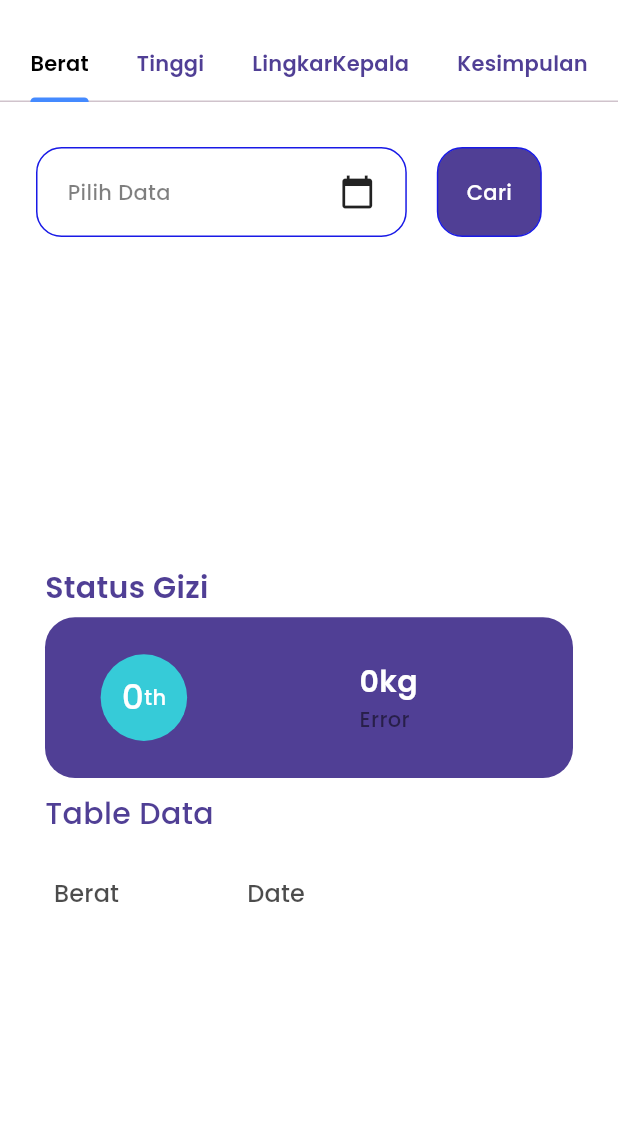
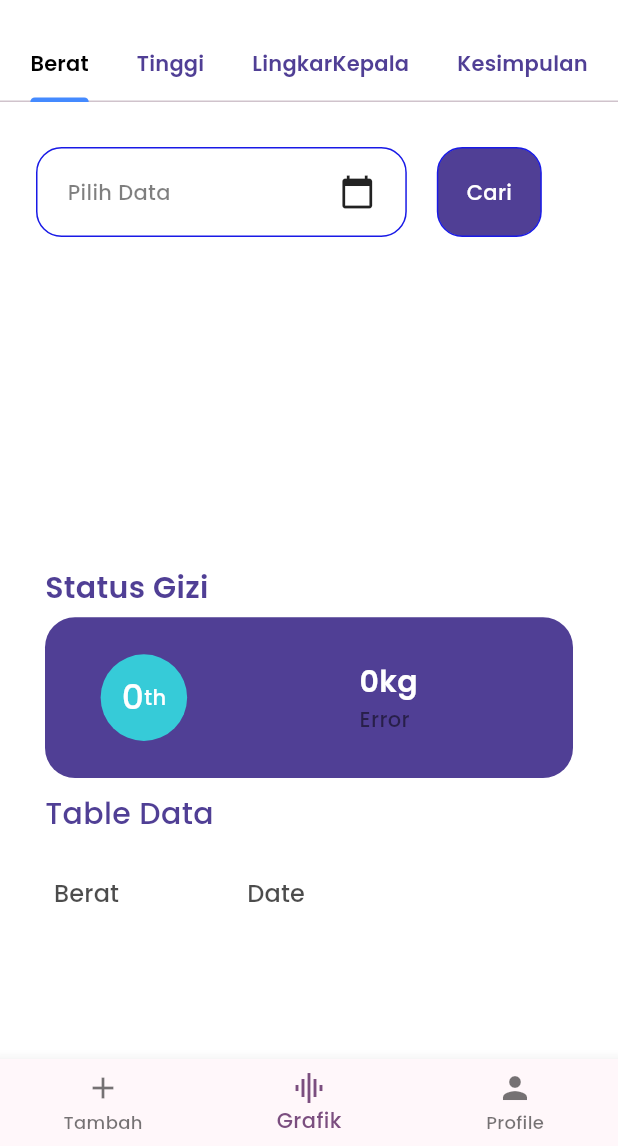
Before and after one commit to nandaarafi/nutribaby_app, a Flutter app: the ChartScreen screen opened by its route, on a phone screen of 412 x 824 dp, the part 90-1236 px from its top. Run offline on Flutter 3.47's test engine with Material 3 defaults, Android fonts, the light colour scheme and no system bars; drawn by our look-alikes of data_table_2; our stand-ins replace bloc, cloud_firestore, equatable, firebase_auth, firebase_core, firebase_database and 7 more; missing offline and left inert: ficonsax; accounts and stored records are empty.

Commit message:
feat: nav_bar raw

```diff
--- a/lib/core/routes/constants.dart
+++ b/lib/core/routes/constants.dart
@@ -14,7 +14,7 @@ class Routes{
   static const profileDetailsNamedPage = 'details';
   static const settingsNamedPage = '/settings';
   static const loadingNamedPage = '/loading';
-  static const forgetPassPage = '/forget';
+  static const forgetPassPage = '/forgot-pass';
 
 
   static Widget errorWidget(BuildContext context, GoRouterState state) =>
--- /dev/null
+++ b/lib/core/routes/nav_bar_screen.dart
@@ -0,0 +1,87 @@
+import 'package:flutter/cupertino.dart';
+import 'package:flutter/material.dart';
+import 'package:go_router/go_router.dart';
+import 'package:iconsax/iconsax.dart';
+import 'package:ficonsax/ficonsax.dart';
+import 'package:nutribaby_app/core/constants/colors.dart';
+
+
+class ScaffoldWithNavBar extends StatelessWidget {
+  /// Constructs an [ScaffoldWithNavBar].
+  const ScaffoldWithNavBar({
+    required this.child,
+    super.key,
+  });
+  final Widget child;
+
+  @override
+  Widget build(BuildContext context) {
+    List<IconData> iconsBefore = [
+      IconsaxOutline.home,
+      IconsaxOutline.shop,
+      IconsaxOutline.heart,
+      IconsaxOutline.profile_circle,
+    ];
+    List<IconData> iconsAfter = [
+      IconsaxBold.home,
+      IconsaxBold.shop,
+      IconsaxBold.heart,
+      IconsaxBold.profile_circle,
+    ];
+    List<String> labelIcon = [
+      "Home",
+      "Shop",
+      "Favorite",
+      "Profile",
+    ];
+    return Scaffold(
+      body: child,
+      bottomNavigationBar: BottomNavigationBar(
+        items: const <BottomNavigationBarItem>[
+          BottomNavigationBarItem(
+            backgroundColor: Colors.white,
+            icon: Icon(Icons.add),
+            label: 'Tambah',
+          ),
+          BottomNavigationBarItem(
+            backgroundColor: Colors.white,
+            icon: Icon(Icons.graphic_eq),
+            label: 'Grafik',
+          ),
+          BottomNavigationBarItem(
+            backgroundColor: Colors.white,
+            icon: Icon(Icons.person),
+            label: 'Profile',
+          ),
+        ],
+        currentIndex: _calculateSelectedIndex(context),
+        onTap: (int idx) => _onItemTapped(idx, context),
+      ),
+    );
+  }
+
+  static int _calculateSelectedIndex(BuildContext context) {
+    final String location = GoRouterState.of(context).uri.path;
+    if (location.startsWith('/add')) {
+      return 0;
+    }
+    if (location.startsWith('/grafik')) {
+      return 1;
+    }
+    if (location.startsWith('/profile')) {
+      return 2;
+    }
+    return 0;
+  }
+
+  void _onItemTapped(int index, BuildContext context) {
+    switch (index) {
+      case 0:
+        GoRouter.of(context).go('/add');
+      case 1:
+        GoRouter.of(context).go('/grafik');
+      case 2:
+        GoRouter.of(context).go('/profile');
+    }
+  }
+}
--- a/lib/core/routes/routes.dart
+++ b/lib/core/routes/routes.dart
@@ -13,43 +13,70 @@ import '../../features/home/presentation/screen/add_health_data_screen.dart';
 import '../errors/routes_error.dart';
 import 'constants.dart';
 import 'cubit/navigation_cubit.dart';
+import 'nav_bar_screen.dart';
 
 class AppRouter {
 
-  static final _rootNavigatorKey = GlobalKey<NavigatorState>();
+  static final GlobalKey<NavigatorState> _rootNavigatorKey = GlobalKey<NavigatorState>(debugLabel: 'root');
+  static final GlobalKey<NavigatorState> _shellNavigatorKey = GlobalKey<NavigatorState>(debugLabel: 'shell');
 
   static final GoRouter _router = GoRouter(
     initialLocation: Routes.signInNamedPage,
     debugLogDiagnostics: true,
     navigatorKey: _rootNavigatorKey,
     routes: [
-      GoRoute(
-        path: Routes.signInNamedPage,
-        // builder: (BuildContext context, GoRouterState state) => const LoginScreen()
-        builder: (BuildContext context, GoRouterState state) =>  LoginScreen()
-        //   return LoginPage();
-        // },
+      ShellRoute(
+          navigatorKey: _shellNavigatorKey,
+          builder: (context, state, child) {
+            return ScaffoldWithNavBar(child: child);
+          },
+          routes: <RouteBase>[
+          GoRoute(
+            path: '/add',
+            parentNavigatorKey: _shellNavigatorKey,
+            pageBuilder: (BuildContext context, GoRouterState state){
+              return NoTransitionPage(
+                  child: AddHealthScreen()
+              );
+            }
+          ),
+          GoRoute(
+            path: '/grafik',
+            parentNavigatorKey: _shellNavigatorKey,
+            pageBuilder: (BuildContext context, GoRouterState state){
+              return NoTransitionPage(
+              child: ChartScreen());
+  }
+          ),
+          GoRoute(
+            path: '/profile',
+            parentNavigatorKey: _shellNavigatorKey,
+            pageBuilder: (BuildContext context, GoRouterState state) {
+              return  NoTransitionPage(
+                child: Scaffold(
+                  body: Center(child: ElevatedButton(
+                      onPressed:() {}, child: Text("Logout"))),
+                ),
+              );
+            }
+          ),
+        ]
       ),
       GoRoute(
-        path: Routes.signUpNamedPage,
-        builder: (BuildContext context, GoRouterState state) => const SignUpScreen()
-        //   return HomePage();
-        // },
+        path: '/sign-in',
+        builder: (BuildContext context, GoRouterState state) =>  LoginScreen()
       ),
       GoRoute(
-        path: Routes.homeNamedPage,
-        builder: (BuildContext context, GoRouterState state) => const AddHealthScreen()
+        path: '/sign-up',
+        builder: (BuildContext context, GoRouterState state) => const SignUpScreen()
       ),
       GoRoute(
-          path: Routes.homeChartPage,
-          builder: (BuildContext context, GoRouterState state) => const ChartScreen()
-      ),
-      GoRoute(
-          path: Routes.loadingNamedPage,
+          parentNavigatorKey: _rootNavigatorKey,
+          path: '/loading',
           builder: (BuildContext context, GoRouterState state) => const LoadingScreen()
       ),
       GoRoute(
-          path: Routes.forgetPassPage,
+          path: '/forgot-pass',
           builder: (BuildContext context, GoRouterState state) => const ForgotPassScreen()
       ),
     ],
@@ -59,3 +86,14 @@ class AppRouter {
 
   static GoRouter get router => _router;
 }
+
+
+
+// GoRoute(
+// path: Routes.homeNamedPage,
+// builder: (BuildContext context, GoRouterState state) => const AddHealthScreen()
+// ),
+// GoRoute(
+// path: Routes.homeChartPage,
+// builder: (BuildContext context, GoRouterState state) => const ChartScreen()
+// ),
--- a/lib/features/authentication/presentation/screen/login_screen.dart
+++ b/lib/features/authentication/presentation/screen/login_screen.dart
@@ -102,7 +102,8 @@ class _LoginScreenState extends State<LoginScreen> {
               if(state.user.role == 'super_admin'){
                 AppRouter.router.go(Routes.signUpNamedPage);
               }else{
-                AppRouter.router.go(Routes.homeNamedPage);
+                AppRouter.router.go('/add');
+                // AppRouter.router.go(Routes.homeNamedPage);
               }
             } else if (state is AuthFailed) {
               NHelperFunctions.dismissKeyboard(context);
--- a/lib/features/home/presentation/screen/chart_screen.dart
+++ b/lib/features/home/presentation/screen/chart_screen.dart
@@ -77,9 +77,9 @@ class _ChartScreenState extends State<ChartScreen> {
                           double heightTrend = UsecaseModel().calculateTrendPercentageReversed(heightDataList);
                           double headCircumferenceTrend = UsecaseModel().calculateTrendPercentageReversed(headCircumferenceDataList);
 
-                          print("Weight Data List: $weightDataList");
-                          print("Height Data List: $heightDataList");
-                          print("Head Circumference Data List: $headCircumferenceDataList");
+                          // print("Weight Data List: $weightDataList");
+                          // print("Height Data List: $heightDataList");
+                          // print("Head Circumference Data List: $headCircumferenceDataList");
 
                           return TabBarView(
                             physics: NeverScrollableScrollPhysics(),
--- a/lib/main.dart
+++ b/lib/main.dart
@@ -6,6 +6,7 @@ import 'package:nutribaby_app/features/authentication/presentation/provider/date
 import 'package:nutribaby_app/features/home/presentation/cubit/health_cubit.dart';
 import 'package:nutribaby_app/features/home/presentation/cubit/health_realtime_cubit.dart';
 import 'package:provider/provider.dart';
+import 'core/routes/navbar/nav_bar_route.dart';
 import 'core/theme/theme.dart';
 import 'features/authentication/presentation/cubit/auth_cubit.dart';
 import 'features/authentication/presentation/provider/password_vis_provider.dart';
--- a/pubspec.yaml
+++ b/pubspec.yaml
@@ -66,6 +66,8 @@ dependencies:
   syncfusion_flutter_charts: ^22.2.8
   #Icon
   iconsax: ^0.0.8
+  ficonsax: ^0.0.3
+
   #Dateformatter
   intl: ^0.18.1
 
```
Also changed, not shown: pubspec.lock.
